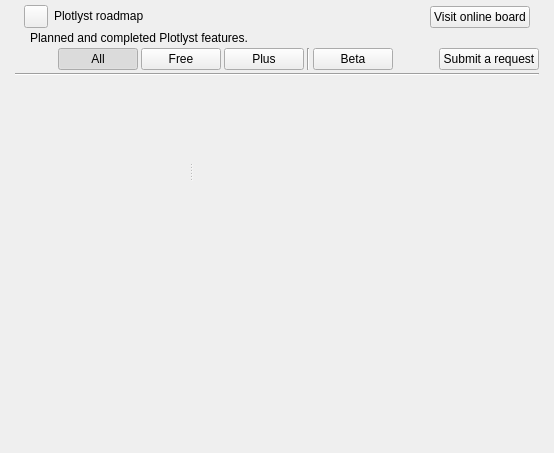
This is ui/roadmap_view.ui in plotlyst/plotlyst-app as Qt 5 draws it before an edit. The edited form follows.
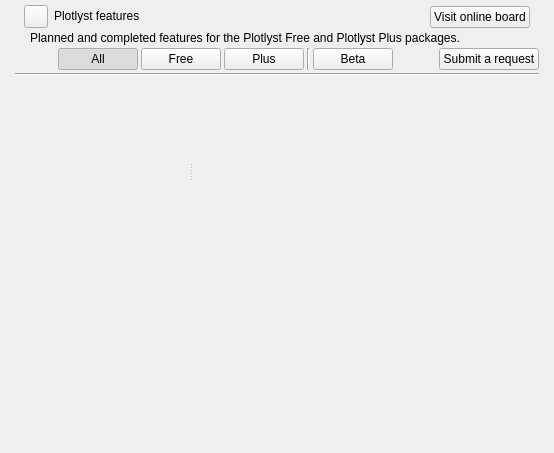
This is the edited form.

Diff of the .ui file:
```diff
--- a/ui/roadmap_view.ui
+++ b/ui/roadmap_view.ui
@@ -57,7 +57,7 @@
          </sizepolicy>
         </property>
         <property name="text">
-         <string>Plotlyst roadmap</string>
+         <string>Plotlyst features</string>
         </property>
         <property name="h4" stdset="0">
          <bool>true</bool>
@@ -124,7 +124,7 @@
       <item>
        <widget class="QLabel" name="label">
         <property name="text">
-         <string>Planned and completed Plotlyst features.</string>
+         <string>Planned and completed features for the Plotlyst Free and Plotlyst Plus packages.</string>
         </property>
         <property name="wordWrap">
          <bool>true</bool>
```
